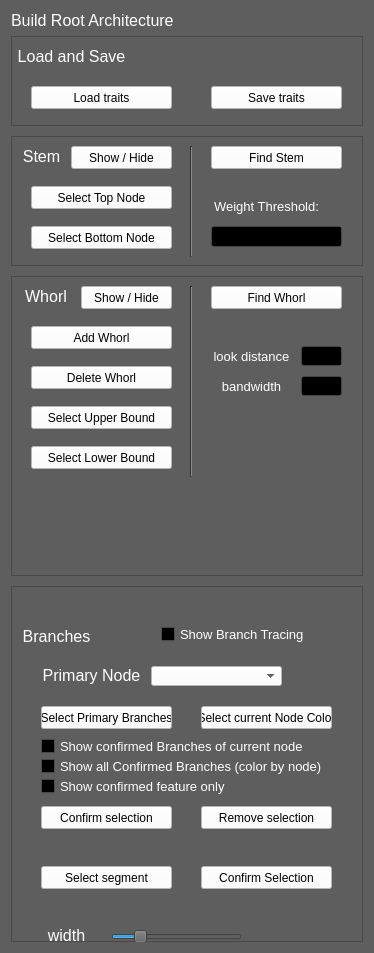
First picture: the form in TraitsTabWidget.ui, repository Evannly/PlantRootsRelease, before the edit.
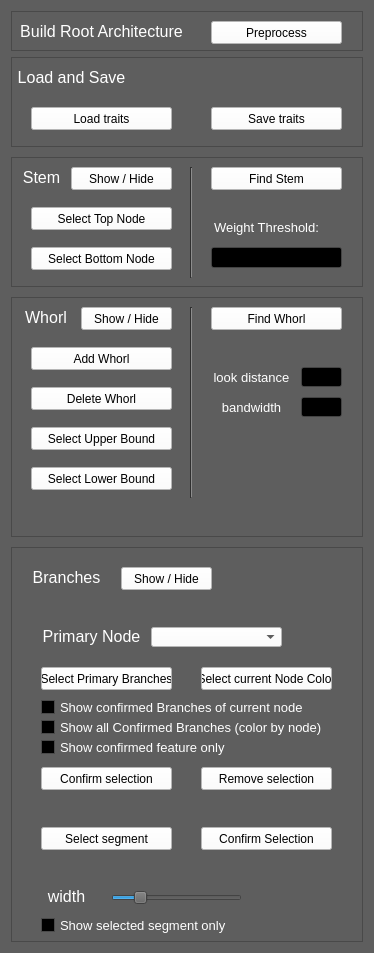
Second picture: the form after the edit.

```diff
--- a/TraitsTabWidget.ui
+++ b/TraitsTabWidget.ui
@@ -470,39 +470,483 @@
         <number>0</number>
        </property>
        <item>
-        <widget class="QLabel" name="label_16">
-         <property name="sizePolicy">
-          <sizepolicy hsizetype="Preferred" vsizetype="Preferred">
-           <horstretch>1</horstretch>
-           <verstretch>0</verstretch>
-          </sizepolicy>
-         </property>
+        <widget class="QFrame" name="frame">
          <property name="minimumSize">
           <size>
            <width>0</width>
-           <height>0</height>
+           <height>40</height>
           </size>
          </property>
-         <property name="font">
-          <font>
-           <pointsize>12</pointsize>
-          </font>
+         <property name="frameShape">
+          <enum>QFrame::StyledPanel</enum>
          </property>
-         <property name="autoFillBackground">
-          <bool>false</bool>
+         <property name="frameShadow">
+          <enum>QFrame::Raised</enum>
          </property>
-         <property name="text">
-          <string>Build Root Architecture</string>
-         </property>
-         <property name="scaledContents">
-          <bool>true</bool>
-         </property>
-         <property name="alignment">
-          <set>Qt::AlignLeading|Qt::AlignLeft|Qt::AlignVCenter</set>
-         </property>
-         <property name="textInteractionFlags">
-          <set>Qt::NoTextInteraction</set>
-         </property>
+         <widget class="QLabel" name="DisplayOptions_3">
+          <property name="geometry">
+           <rect>
+            <x>-10</x>
+            <y>10</y>
+            <width>201</width>
+            <height>20</height>
+           </rect>
+          </property>
+          <property name="minimumSize">
+           <size>
+            <width>50</width>
+            <height>20</height>
+           </size>
+          </property>
+          <property name="font">
+           <font>
+            <pointsize>12</pointsize>
+           </font>
+          </property>
+          <property name="text">
+           <string>Build Root Architecture</string>
+          </property>
+          <property name="alignment">
+           <set>Qt::AlignCenter</set>
+          </property>
+         </widget>
+         <widget class="QPushButton" name="preprocessButton">
+          <property name="geometry">
+           <rect>
+            <x>200</x>
+            <y>10</y>
+            <width>131</width>
+            <height>23</height>
+           </rect>
+          </property>
+          <property name="sizePolicy">
+           <sizepolicy hsizetype="Expanding" vsizetype="Fixed">
+            <horstretch>0</horstretch>
+            <verstretch>0</verstretch>
+           </sizepolicy>
+          </property>
+          <property name="palette">
+           <palette>
+            <active>
+             <colorrole role="WindowText">
+              <brush brushstyle="SolidPattern">
+               <color alpha="255">
+                <red>0</red>
+                <green>0</green>
+                <blue>0</blue>
+               </color>
+              </brush>
+             </colorrole>
+             <colorrole role="Button">
+              <brush brushstyle="SolidPattern">
+               <color alpha="255">
+                <red>255</red>
+                <green>255</green>
+                <blue>255</blue>
+               </color>
+              </brush>
+             </colorrole>
+             <colorrole role="Light">
+              <brush brushstyle="SolidPattern">
+               <color alpha="255">
+                <red>255</red>
+                <green>255</green>
+                <blue>255</blue>
+               </color>
+              </brush>
+             </colorrole>
+             <colorrole role="Midlight">
+              <brush brushstyle="SolidPattern">
+               <color alpha="255">
+                <red>255</red>
+                <green>255</green>
+                <blue>255</blue>
+               </color>
+              </brush>
+             </colorrole>
+             <colorrole role="Dark">
+              <brush brushstyle="SolidPattern">
+               <color alpha="255">
+                <red>127</red>
+                <green>127</green>
+                <blue>127</blue>
+               </color>
+              </brush>
+             </colorrole>
+             <colorrole role="Mid">
+              <brush brushstyle="SolidPattern">
+               <color alpha="255">
+                <red>170</red>
+                <green>170</green>
+                <blue>170</blue>
+               </color>
+              </brush>
+             </colorrole>
+             <colorrole role="Text">
+              <brush brushstyle="SolidPattern">
+               <color alpha="255">
+                <red>0</red>
+                <green>0</green>
+                <blue>0</blue>
+               </color>
+              </brush>
+             </colorrole>
+             <colorrole role="BrightText">
+              <brush brushstyle="SolidPattern">
+               <color alpha="255">
+                <red>255</red>
+                <green>255</green>
+                <blue>255</blue>
+               </color>
+              </brush>
+             </colorrole>
+             <colorrole role="ButtonText">
+              <brush brushstyle="SolidPattern">
+               <color alpha="255">
+                <red>0</red>
+                <green>0</green>
+                <blue>0</blue>
+               </color>
+              </brush>
+             </colorrole>
+             <colorrole role="Base">
+              <brush brushstyle="SolidPattern">
+               <color alpha="255">
+                <red>255</red>
+                <green>255</green>
+                <blue>255</blue>
+               </color>
+              </brush>
+             </colorrole>
+             <colorrole role="Window">
+              <brush brushstyle="SolidPattern">
+               <color alpha="255">
+                <red>255</red>
+                <green>255</green>
+                <blue>255</blue>
+               </color>
+              </brush>
+             </colorrole>
+             <colorrole role="Shadow">
+              <brush brushstyle="SolidPattern">
+               <color alpha="255">
+                <red>0</red>
+                <green>0</green>
+                <blue>0</blue>
+               </color>
+              </brush>
+             </colorrole>
+             <colorrole role="AlternateBase">
+              <brush brushstyle="SolidPattern">
+               <color alpha="255">
+                <red>255</red>
+                <green>255</green>
+                <blue>255</blue>
+               </color>
+              </brush>
+             </colorrole>
+             <colorrole role="ToolTipBase">
+              <brush brushstyle="SolidPattern">
+               <color alpha="255">
+                <red>255</red>
+                <green>255</green>
+                <blue>220</blue>
+               </color>
+              </brush>
+             </colorrole>
+             <colorrole role="ToolTipText">
+              <brush brushstyle="SolidPattern">
+               <color alpha="255">
+                <red>0</red>
+                <green>0</green>
+                <blue>0</blue>
+               </color>
+              </brush>
+             </colorrole>
+            </active>
+            <inactive>
+             <colorrole role="WindowText">
+              <brush brushstyle="SolidPattern">
+               <color alpha="255">
+                <red>0</red>
+                <green>0</green>
+                <blue>0</blue>
+               </color>
+              </brush>
+             </colorrole>
+             <colorrole role="Button">
+              <brush brushstyle="SolidPattern">
+               <color alpha="255">
+                <red>255</red>
+                <green>255</green>
+                <blue>255</blue>
+               </color>
+              </brush>
+             </colorrole>
+             <colorrole role="Light">
+              <brush brushstyle="SolidPattern">
+               <color alpha="255">
+                <red>255</red>
+                <green>255</green>
+                <blue>255</blue>
+               </color>
+              </brush>
+             </colorrole>
+             <colorrole role="Midlight">
+              <brush brushstyle="SolidPattern">
+               <color alpha="255">
+                <red>255</red>
+                <green>255</green>
+                <blue>255</blue>
+               </color>
+              </brush>
+             </colorrole>
+             <colorrole role="Dark">
+              <brush brushstyle="SolidPattern">
+               <color alpha="255">
+                <red>127</red>
+                <green>127</green>
+                <blue>127</blue>
+               </color>
+              </brush>
+             </colorrole>
+             <colorrole role="Mid">
+              <brush brushstyle="SolidPattern">
+               <color alpha="255">
+                <red>170</red>
+                <green>170</green>
+                <blue>170</blue>
+               </color>
+              </brush>
+             </colorrole>
+             <colorrole role="Text">
+              <brush brushstyle="SolidPattern">
+               <color alpha="255">
+                <red>0</red>
+                <green>0</green>
+                <blue>0</blue>
+               </color>
+              </brush>
+             </colorrole>
+             <colorrole role="BrightText">
+              <brush brushstyle="SolidPattern">
+               <color alpha="255">
+                <red>255</red>
+                <green>255</green>
+                <blue>255</blue>
+               </color>
+              </brush>
+             </colorrole>
+             <colorrole role="ButtonText">
+              <brush brushstyle="SolidPattern">
+               <color alpha="255">
+                <red>0</red>
+                <green>0</green>
+                <blue>0</blue>
+               </color>
+              </brush>
+             </colorrole>
+             <colorrole role="Base">
+              <brush brushstyle="SolidPattern">
+               <color alpha="255">
+                <red>255</red>
+                <green>255</green>
+                <blue>255</blue>
+               </color>
+              </brush>
+             </colorrole>
+             <colorrole role="Window">
+              <brush brushstyle="SolidPattern">
+               <color alpha="255">
+                <red>255</red>
+                <green>255</green>
+                <blue>255</blue>
+               </color>
+              </brush>
+             </colorrole>
+             <colorrole role="Shadow">
+              <brush brushstyle="SolidPattern">
+               <color alpha="255">
+                <red>0</red>
+                <green>0</green>
+                <blue>0</blue>
+               </color>
+              </brush>
+             </colorrole>
+             <colorrole role="AlternateBase">
+              <brush brushstyle="SolidPattern">
+               <color alpha="255">
+                <red>255</red>
+                <green>255</green>
+                <blue>255</blue>
+               </color>
+              </brush>
+             </colorrole>
+             <colorrole role="ToolTipBase">
+              <brush brushstyle="SolidPattern">
+               <color alpha="255">
+                <red>255</red>
+                <green>255</green>
+                <blue>220</blue>
+               </color>
+              </brush>
+             </colorrole>
+             <colorrole role="ToolTipText">
+              <brush brushstyle="SolidPattern">
+               <color alpha="255">
+                <red>0</red>
+                <green>0</green>
+                <blue>0</blue>
+               </color>
+              </brush>
+             </colorrole>
+            </inactive>
+            <disabled>
+             <colorrole role="WindowText">
+              <brush brushstyle="SolidPattern">
+               <color alpha="255">
+                <red>127</red>
+                <green>127</green>
+                <blue>127</blue>
+               </color>
+              </brush>
+             </colorrole>
+             <colorrole role="Button">
+              <brush brushstyle="SolidPattern">
+               <color alpha="255">
+                <red>255</red>
+                <green>255</green>
+                <blue>255</blue>
+               </color>
+              </brush>
+             </colorrole>
+             <colorrole role="Light">
+              <brush brushstyle="SolidPattern">
+               <color alpha="255">
+                <red>255</red>
+                <green>255</green>
+                <blue>255</blue>
+               </color>
+              </brush>
+             </colorrole>
+             <colorrole role="Midlight">
+              <brush brushstyle="SolidPattern">
+               <color alpha="255">
+                <red>255</red>
+                <green>255</green>
+                <blue>255</blue>
+               </color>
+              </brush>
+             </colorrole>
+             <colorrole role="Dark">
+              <brush brushstyle="SolidPattern">
+               <color alpha="255">
+                <red>127</red>
+                <green>127</green>
+                <blue>127</blue>
+               </color>
+              </brush>
+             </colorrole>
+             <colorrole role="Mid">
+              <brush brushstyle="SolidPattern">
+               <color alpha="255">
+                <red>170</red>
+                <green>170</green>
+                <blue>170</blue>
+               </color>
+              </brush>
+             </colorrole>
+             <colorrole role="Text">
+              <brush brushstyle="SolidPattern">
+               <color alpha="255">
+                <red>127</red>
+                <green>127</green>
+                <blue>127</blue>
+               </color>
+              </brush>
+             </colorrole>
+             <colorrole role="BrightText">
+              <brush brushstyle="SolidPattern">
+               <color alpha="255">
+                <red>255</red>
+                <green>255</green>
+                <blue>255</blue>
+               </color>
+              </brush>
+             </colorrole>
+             <colorrole role="ButtonText">
+              <brush brushstyle="SolidPattern">
+               <color alpha="255">
+                <red>127</red>
+                <green>127</green>
+                <blue>127</blue>
+               </color>
+              </brush>
+             </colorrole>
+             <colorrole role="Base">
+              <brush brushstyle="SolidPattern">
+               <color alpha="255">
+                <red>255</red>
+                <green>255</green>
+                <blue>255</blue>
+               </color>
+              </brush>
+             </colorrole>
+             <colorrole role="Window">
+              <brush brushstyle="SolidPattern">
+               <color alpha="255">
+                <red>255</red>
+                <green>255</green>
+                <blue>255</blue>
+               </color>
+              </brush>
+             </colorrole>
+             <colorrole role="Shadow">
+              <brush brushstyle="SolidPattern">
+               <color alpha="255">
+                <red>0</red>
+                <green>0</green>
+                <blue>0</blue>
+               </color>
+              </brush>
+             </colorrole>
+             <colorrole role="AlternateBase">
+              <brush brushstyle="SolidPattern">
+               <color alpha="255">
+                <red>255</red>
+                <green>255</green>
+                <blue>255</blue>
+               </color>
+              </brush>
+             </colorrole>
+             <colorrole role="ToolTipBase">
+              <brush brushstyle="SolidPattern">
+               <color alpha="255">
+                <red>255</red>
+                <green>255</green>
+                <blue>220</blue>
+               </color>
+              </brush>
+             </colorrole>
+             <colorrole role="ToolTipText">
+              <brush brushstyle="SolidPattern">
+               <color alpha="255">
+                <red>0</red>
+                <green>0</green>
+                <blue>0</blue>
+               </color>
+              </brush>
+             </colorrole>
+            </disabled>
+           </palette>
+          </property>
+          <property name="toolTip">
+           <string>ctrl+a</string>
+          </property>
+          <property name="text">
+           <string>Preprocess</string>
+          </property>
+         </widget>
         </widget>
        </item>
       </layout>
@@ -510,19 +954,6 @@
     </layout>
    </item>
    <item row="2" column="0">
-    <layout class="QHBoxLayout" name="horizontalLayout_3">
-     <property name="spacing">
-      <number>0</number>
-     </property>
-     <property name="rightMargin">
-      <number>0</number>
-     </property>
-     <property name="bottomMargin">
-      <number>0</number>
-     </property>
-    </layout>
-   </item>
-   <item row="3" column="0">
     <layout class="QVBoxLayout" name="verticalLayout">
      <property name="spacing">
       <number>10</number>
@@ -3400,7 +3831,7 @@
          <property name="minimumSize">
           <size>
            <width>0</width>
-           <height>300</height>
+           <height>240</height>
           </size>
          </property>
          <property name="baseSize">
@@ -6275,8 +6706,8 @@
          <widget class="QLabel" name="RootArchitectureOptions">
           <property name="geometry">
            <rect>
-            <x>0</x>
-            <y>40</y>
+            <x>10</x>
+            <y>20</y>
             <width>91</width>
             <height>20</height>
            </rect>
@@ -9598,28 +10029,441 @@
            <string>Remove selection</string>
           </property>
          </widget>
-         <widget class="QCheckBox" name="showBranchTracingCheck">
+         <widget class="QPushButton" name="showHideBranchButton">
           <property name="geometry">
            <rect>
-            <x>150</x>
-            <y>40</y>
-            <width>161</width>
-            <height>17</height>
+            <x>110</x>
+            <y>20</y>
+            <width>91</width>
+            <height>23</height>
            </rect>
           </property>
-          <property name="minimumSize">
-           <size>
-            <width>160</width>
-            <height>0</height>
-           </size>
+          <property name="sizePolicy">
+           <sizepolicy hsizetype="Expanding" vsizetype="Fixed">
+            <horstretch>0</horstretch>
+            <verstretch>0</verstretch>
+           </sizepolicy>
           </property>
-          <property name="font">
-           <font>
-            <pointsize>10</pointsize>
-           </font>
+          <property name="palette">
+           <palette>
+            <active>
+             <colorrole role="WindowText">
+              <brush brushstyle="SolidPattern">
+               <color alpha="255">
+                <red>0</red>
+                <green>0</green>
+                <blue>0</blue>
+               </color>
+              </brush>
+             </colorrole>
+             <colorrole role="Button">
+              <brush brushstyle="SolidPattern">
+               <color alpha="255">
+                <red>255</red>
+                <green>255</green>
+                <blue>255</blue>
+               </color>
+              </brush>
+             </colorrole>
+             <colorrole role="Light">
+              <brush brushstyle="SolidPattern">
+               <color alpha="255">
+                <red>255</red>
+                <green>255</green>
+                <blue>255</blue>
+               </color>
+              </brush>
+             </colorrole>
+             <colorrole role="Midlight">
+              <brush brushstyle="SolidPattern">
+               <color alpha="255">
+                <red>255</red>
+                <green>255</green>
+                <blue>255</blue>
+               </color>
+              </brush>
+             </colorrole>
+             <colorrole role="Dark">
+              <brush brushstyle="SolidPattern">
+               <color alpha="255">
+                <red>127</red>
+                <green>127</green>
+                <blue>127</blue>
+               </color>
+              </brush>
+             </colorrole>
+             <colorrole role="Mid">
+              <brush brushstyle="SolidPattern">
+               <color alpha="255">
+                <red>170</red>
+                <green>170</green>
+                <blue>170</blue>
+               </color>
+              </brush>
+             </colorrole>
+             <colorrole role="Text">
+              <brush brushstyle="SolidPattern">
+               <color alpha="255">
+                <red>0</red>
+                <green>0</green>
+                <blue>0</blue>
+               </color>
+              </brush>
+             </colorrole>
+             <colorrole role="BrightText">
+              <brush brushstyle="SolidPattern">
+               <color alpha="255">
+                <red>255</red>
+                <green>255</green>
+                <blue>255</blue>
+               </color>
+              </brush>
+             </colorrole>
+             <colorrole role="ButtonText">
+              <brush brushstyle="SolidPattern">
+               <color alpha="255">
+                <red>0</red>
+                <green>0</green>
+                <blue>0</blue>
+               </color>
+              </brush>
+             </colorrole>
+             <colorrole role="Base">
+              <brush brushstyle="SolidPattern">
+               <color alpha="255">
+                <red>255</red>
+                <green>255</green>
+                <blue>255</blue>
+               </color>
+              </brush>
+             </colorrole>
+             <colorrole role="Window">
+              <brush brushstyle="SolidPattern">
+               <color alpha="255">
+                <red>255</red>
+                <green>255</green>
+                <blue>255</blue>
+               </color>
+              </brush>
+             </colorrole>
+             <colorrole role="Shadow">
+              <brush brushstyle="SolidPattern">
+               <color alpha="255">
+                <red>0</red>
+                <green>0</green>
+                <blue>0</blue>
+               </color>
+              </brush>
+             </colorrole>
+             <colorrole role="AlternateBase">
+              <brush brushstyle="SolidPattern">
+               <color alpha="255">
+                <red>255</red>
+                <green>255</green>
+                <blue>255</blue>
+               </color>
+              </brush>
+             </colorrole>
+             <colorrole role="ToolTipBase">
+              <brush brushstyle="SolidPattern">
+               <color alpha="255">
+                <red>255</red>
+                <green>255</green>
+                <blue>220</blue>
+               </color>
+              </brush>
+             </colorrole>
+             <colorrole role="ToolTipText">
+              <brush brushstyle="SolidPattern">
+               <color alpha="255">
+                <red>0</red>
+                <green>0</green>
+                <blue>0</blue>
+               </color>
+              </brush>
+             </colorrole>
+            </active>
+            <inactive>
+             <colorrole role="WindowText">
+              <brush brushstyle="SolidPattern">
+               <color alpha="255">
+                <red>0</red>
+                <green>0</green>
+                <blue>0</blue>
+               </color>
+              </brush>
+             </colorrole>
+             <colorrole role="Button">
+              <brush brushstyle="SolidPattern">
+               <color alpha="255">
+                <red>255</red>
+                <green>255</green>
+                <blue>255</blue>
+               </color>
+              </brush>
+             </colorrole>
+             <colorrole role="Light">
+              <brush brushstyle="SolidPattern">
+               <color alpha="255">
+                <red>255</red>
+                <green>255</green>
+                <blue>255</blue>
+               </color>
+              </brush>
+             </colorrole>
+             <colorrole role="Midlight">
+              <brush brushstyle="SolidPattern">
+               <color alpha="255">
+                <red>255</red>
+                <green>255</green>
+                <blue>255</blue>
+               </color>
+              </brush>
+             </colorrole>
+             <colorrole role="Dark">
+              <brush brushstyle="SolidPattern">
+               <color alpha="255">
+                <red>127</red>
+                <green>127</green>
+                <blue>127</blue>
+               </color>
+              </brush>
+             </colorrole>
+             <colorrole role="Mid">
+              <brush brushstyle="SolidPattern">
+               <color alpha="255">
+                <red>170</red>
+                <green>170</green>
+                <blue>170</blue>
+               </color>
+              </brush>
+             </colorrole>
+             <colorrole role="Text">
+              <brush brushstyle="SolidPattern">
+               <color alpha="255">
+                <red>0</red>
+                <green>0</green>
+                <blue>0</blue>
+               </color>
+              </brush>
+             </colorrole>
+             <colorrole role="BrightText">
+              <brush brushstyle="SolidPattern">
+               <color alpha="255">
+                <red>255</red>
+                <green>255</green>
+                <blue>255</blue>
+               </color>
+              </brush>
+             </colorrole>
+             <colorrole role="ButtonText">
+              <brush brushstyle="SolidPattern">
+               <color alpha="255">
+                <red>0</red>
+                <green>0</green>
+                <blue>0</blue>
+               </color>
+              </brush>
+             </colorrole>
+             <colorrole role="Base">
+              <brush brushstyle="SolidPattern">
+               <color alpha="255">
+                <red>255</red>
+                <green>255</green>
+                <blue>255</blue>
+               </color>
+              </brush>
+             </colorrole>
+             <colorrole role="Window">
+              <brush brushstyle="SolidPattern">
+               <color alpha="255">
+                <red>255</red>
+                <green>255</green>
+                <blue>255</blue>
+               </color>
+              </brush>
+             </colorrole>
+             <colorrole role="Shadow">
+              <brush brushstyle="SolidPattern">
+               <color alpha="255">
+                <red>0</red>
+                <green>0</green>
+                <blue>0</blue>
+               </color>
+              </brush>
+             </colorrole>
+             <colorrole role="AlternateBase">
+              <brush brushstyle="SolidPattern">
+               <color alpha="255">
+                <red>255</red>
+                <green>255</green>
+                <blue>255</blue>
+               </color>
+              </brush>
+             </colorrole>
+             <colorrole role="ToolTipBase">
+              <brush brushstyle="SolidPattern">
+               <color alpha="255">
+                <red>255</red>
+                <green>255</green>
+                <blue>220</blue>
+               </color>
+              </brush>
+             </colorrole>
+             <colorrole role="ToolTipText">
+              <brush brushstyle="SolidPattern">
+               <color alpha="255">
+                <red>0</red>
+                <green>0</green>
+                <blue>0</blue>
+               </color>
+              </brush>
+             </colorrole>
+            </inactive>
+            <disabled>
+             <colorrole role="WindowText">
+              <brush brushstyle="SolidPattern">
+               <color alpha="255">
+                <red>127</red>
+                <green>127</green>
+                <blue>127</blue>
+               </color>
+              </brush>
+             </colorrole>
+             <colorrole role="Button">
+              <brush brushstyle="SolidPattern">
+               <color alpha="255">
+                <red>255</red>
+                <green>255</green>
+                <blue>255</blue>
+               </color>
+              </brush>
+             </colorrole>
+             <colorrole role="Light">
+              <brush brushstyle="SolidPattern">
+               <color alpha="255">
+                <red>255</red>
+                <green>255</green>
+                <blue>255</blue>
+               </color>
+              </brush>
+             </colorrole>
+             <colorrole role="Midlight">
+              <brush brushstyle="SolidPattern">
+               <color alpha="255">
+                <red>255</red>
+                <green>255</green>
+                <blue>255</blue>
+               </color>
+              </brush>
+             </colorrole>
+             <colorrole role="Dark">
+              <brush brushstyle="SolidPattern">
+               <color alpha="255">
+                <red>127</red>
+                <green>127</green>
+                <blue>127</blue>
+               </color>
+              </brush>
+             </colorrole>
+             <colorrole role="Mid">
+              <brush brushstyle="SolidPattern">
+               <color alpha="255">
+                <red>170</red>
+                <green>170</green>
+                <blue>170</blue>
+               </color>
+              </brush>
+             </colorrole>
+             <colorrole role="Text">
+              <brush brushstyle="SolidPattern">
+               <color alpha="255">
+                <red>127</red>
+                <green>127</green>
+                <blue>127</blue>
+               </color>
+              </brush>
+             </colorrole>
+             <colorrole role="BrightText">
+              <brush brushstyle="SolidPattern">
+               <color alpha="255">
+                <red>255</red>
+                <green>255</green>
+                <blue>255</blue>
+               </color>
+              </brush>
+             </colorrole>
+             <colorrole role="ButtonText">
+              <brush brushstyle="SolidPattern">
+               <color alpha="255">
+                <red>127</red>
+                <green>127</green>
+                <blue>127</blue>
+               </color>
+              </brush>
+             </colorrole>
+             <colorrole role="Base">
+              <brush brushstyle="SolidPattern">
+               <color alpha="255">
+                <red>255</red>
+                <green>255</green>
+                <blue>255</blue>
+               </color>
+              </brush>
+             </colorrole>
+             <colorrole role="Window">
+              <brush brushstyle="SolidPattern">
+               <color alpha="255">
+                <red>255</red>
+                <green>255</green>
+                <blue>255</blue>
+               </color>
+              </brush>
+             </colorrole>
+             <colorrole role="Shadow">
+              <brush brushstyle="SolidPattern">
+               <color alpha="255">
+                <red>0</red>
+                <green>0</green>
+                <blue>0</blue>
+               </color>
+              </brush>
+             </colorrole>
+             <colorrole role="AlternateBase">
+              <brush brushstyle="SolidPattern">
+               <color alpha="255">
+                <red>255</red>
+                <green>255</green>
+                <blue>255</blue>
+               </color>
+              </brush>
+             </colorrole>
+             <colorrole role="ToolTipBase">
+              <brush brushstyle="SolidPattern">
+               <color alpha="255">
+                <red>255</red>
+                <green>255</green>
+                <blue>220</blue>
+               </color>
+              </brush>
+             </colorrole>
+             <colorrole role="ToolTipText">
+              <brush brushstyle="SolidPattern">
+               <color alpha="255">
+                <red>0</red>
+                <green>0</green>
+                <blue>0</blue>
+               </color>
+              </brush>
+             </colorrole>
+            </disabled>
+           </palette>
+          </property>
+          <property name="toolTip">
+           <string>ctrl+a</string>
           </property>
           <property name="text">
-           <string>Show Branch Tracing</string>
+           <string>Show / Hide</string>
           </property>
          </widget>
         </widget>
```
